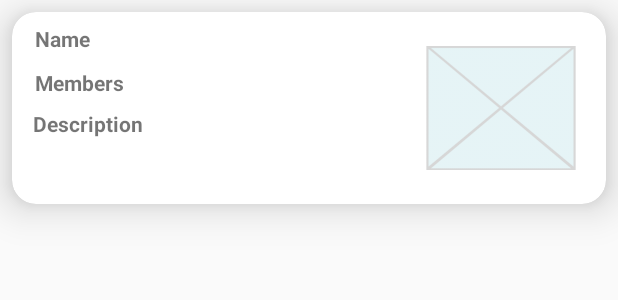
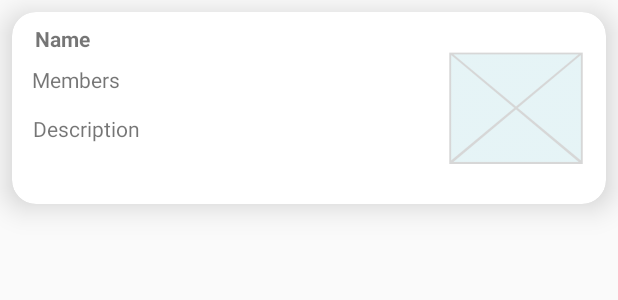
Before and after one commit to anr96/Meetup-API-Android-App, an Android app: the layout list_item_meet_up.xml on its own in the app's theme, with its tools: preview values and no code run, on a phone screen of 412 x 824 dp. Shown: the top 300 px of the screen. Run offline under Robolectric (Android 15) with nearby library versions, the phone set to English and light mode, and no system bars; network calls fail.

Commit message:
Working event link replaces the description in first activity, website added to 2nd activity

```diff
--- a/EventBrowserFinale/app/src/main/java/com/fall16/csc413/team12/eventbrowserfinale/JsonController.java
+++ b/EventBrowserFinale/app/src/main/java/com/fall16/csc413/team12/eventbrowserfinale/JsonController.java
@@ -46,8 +46,11 @@ public class JsonController {
         // Url with GET parameters
         String url = "https://api.meetup.com/find/groups?&sign=" +
                 "true&photo-host=public&lon=" + Longitude +
-                "&lat=" + Latitude + "&page=10&" + "&key=" + API_KEY;
+                "&lat=" + Latitude + "&page=20&" + "&key=" + API_KEY;
 
+//        String url = "https://api.meetup.com/find/groups?&sign=" +
+//                "true&photo-host=public&lon=122" +
+//                "&lat=37" + "&page=20&" + "&key=" + API_KEY;
 
         // Create new request using JsonRequest
         JsonRequest request
--- a/EventBrowserFinale/app/src/main/res/layout/list_item_meet_up.xml
+++ b/EventBrowserFinale/app/src/main/res/layout/list_item_meet_up.xml
@@ -9,7 +9,7 @@
   	android:layout_marginLeft="8dp"
   	android:layout_marginRight="8dp"
     app:cardCornerRadius="@dimen/activity_vertical_margin"
-    app:cardElevation="@dimen/activity_vertical_margin"
+    app:cardElevation="12dp"
     xmlns:android="http://schemas.android.com/apk/res/android"
     xmlns:app="http://schemas.android.com/apk/res-auto">
 
@@ -22,23 +22,15 @@
 		  android:id="@+id/nivPhoto"
 		  android:layout_width="100dp"
 		  android:layout_height="130dp"
-		  android:layout_marginEnd="20dp"
-		  android:layout_marginRight="20dp"
+		  android:padding="5dp"
+		  android:layout_marginEnd="10dp"
+		  android:layout_marginRight="15dp"
 		  android:src="@drawable/card"
 		  android:layout_alignParentEnd="true"
 		  android:layout_alignParentRight="true"
 		  android:layout_centerVertical="true"/>
-<!--
-	  <ImageView
-		  android:id="@+id/list_item_story_card"
-		  android:layout_width="115dp"
-		  android:layout_height="115dp"
-		  android:src="@drawable/card"
-		  android:layout_alignParentRight="true"
-		  android:layout_marginRight="6dp"
-		  android:paddingTop="50dp"
-		  android:padding="4dp"/>
--->
+
+
 	  <TextView
 		android:id="@+id/list_meet_up_name"
 		android:layout_width="match_parent"
@@ -48,43 +40,44 @@
 		android:paddingTop="8dp"
 		tools:text="Name"
 		android:paddingLeft="15dp"
-		android:paddingBottom="10dp"/>
+		android:paddingBottom="8dp"/>
 
 	  <TextView
 		  android:id="@+id/list_meet_up_members"
 		  android:layout_width="match_parent"
 		  android:layout_height="wrap_content"
-		  android:textStyle="bold"
 		  tools:text="Members"
 		  android:layout_below="@+id/list_meet_up_name"
 		  android:layout_toLeftOf="@+id/nivPhoto"
 		  android:layout_toStartOf="@+id/nivPhoto"
-		  android:paddingLeft="15dp"
-		  android:paddingBottom="8dp"/>
+		  android:paddingLeft="13dp"
+		  android:paddingBottom="13dp"/>
 
-	  <!--
-	<TextView
-	  android:id="@+id/list_meet_up_link"
-	  android:layout_width="match_parent"
-	  android:layout_height="wrap_content"
-	  android:textStyle="bold"
-	  tools:text="Link"
-	  android:layout_below="@+id/list_meet_up_name"
-	  android:layout_toLeftOf="@+id/nivPhoto"
-	  android:layout_toStartOf="@+id/nivPhoto"
-	  android:paddingLeft="15dp"
-	  android:paddingBottom="8dp"/> -->
+	  <TextView
+		  android:id="@+id/list_meet_up_link"
+		  android:layout_width="match_parent"
+		  android:layout_height="wrap_content"
+		  tools:text="Description"
+		  android:paddingLeft="4dp"
+		  android:paddingBottom="15dp"
+		  android:layout_marginLeft="10dp"
+		  android:layout_below="@+id/list_meet_up_members"
+		  android:layout_alignParentLeft="true"
+		  android:layout_alignParentStart="true"
+		  android:layout_toLeftOf="@+id/nivPhoto"
+		  android:layout_toStartOf="@+id/nivPhoto"
+		  android:layout_marginRight="10dp"/>
 
-	<TextView
+	  <TextView
 	  android:id="@+id/list_meet_up_description"
 	  android:layout_width="match_parent"
 	  android:layout_height="wrap_content"
-	  android:textStyle="bold"
 	  tools:text="Description"
 	  android:paddingLeft="4dp"
+	  android:paddingTop="15dp"
 	  android:paddingBottom="8dp"
 	  android:layout_marginLeft="10dp"
-	  android:layout_below="@+id/list_meet_up_members"
+	  android:layout_below="@+id/list_meet_up_link"
 	  android:layout_alignParentLeft="true"
 	  android:layout_alignParentStart="true"
 	  android:layout_toLeftOf="@+id/nivPhoto"
--- a/EventBrowserFinale/app/src/main/res/values/strings.xml
+++ b/EventBrowserFinale/app/src/main/res/values/strings.xml
@@ -19,5 +19,6 @@
         No location detected. Make sure location is enabled on the device.
     </string>
 	<string name="meetup_members_hint">Number of Members</string>
+	<string name="meetup_link_hint">Link</string>
 
 </resources>
```
Also changed, not shown: EventBrowserFinale/app/src/main/java/com/fall16/csc413/team12/eventbrowserfinale/MeetUpDetailsFragment.java (+14 -0 lines), EventBrowserFinale/app/src/main/java/com/fall16/csc413/team12/eventbrowserfinale/MeetUpListFragment.java (+10 -11 lines), EventBrowserFinale/app/src/main/res/layout/fragment_meet_up_details.xml (+11 -1 lines).
